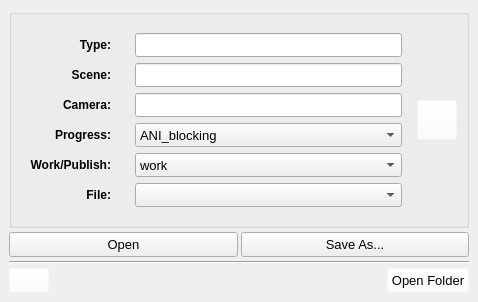
The window that Plugcmds/AnimSceneReader/AnimSceneReader.ui (zclongpop123/RiggingTeamTools) describes before a commit, drawn with Qt 5.
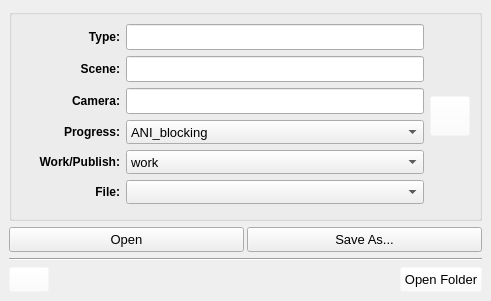
The same window after the commit.

Diff of the .ui file:
```diff
--- a/Plugcmds/AnimSceneReader/AnimSceneReader.ui
+++ b/Plugcmds/AnimSceneReader/AnimSceneReader.ui
@@ -6,18 +6,15 @@
    <rect>
     <x>0</x>
     <y>0</y>
-    <width>478</width>
-    <height>299</height>
+    <width>491</width>
+    <height>301</height>
    </rect>
   </property>
   <property name="windowTitle">
    <string>Anim File Reader</string>
   </property>
   <widget class="QWidget" name="centralwidget">
-   <layout class="QVBoxLayout" name="verticalLayout_3">
-    <property name="spacing">
-     <number>4</number>
-    </property>
+   <layout class="QVBoxLayout" name="verticalLayout">
     <item>
      <widget class="QGroupBox" name="groupBox">
       <property name="title">
@@ -25,8 +22,9 @@
       </property>
       <layout class="QHBoxLayout" name="horizontalLayout">
        <item>
-        <widget class="QWidget" name="widget_2" native="true">
-         <layout class="QVBoxLayout" name="verticalLayout_2">
+        <layout class="QVBoxLayout" name="verticalLayout_3">
+         <item>
+          <layout class="QHBoxLayout" name="horizontalLayout_4" stretch="25,75">
           <item>
            <widget class="QLabel" name="label">
             <property name="minimumSize">
@@ -51,6 +49,31 @@
            </widget>
           </item>
           <item>
+            <widget class="QLineEdit" name="LET_type">
+             <property name="minimumSize">
+              <size>
+               <width>0</width>
+               <height>24</height>
+              </size>
+             </property>
+             <property name="font">
+              <font>
+               <pointsize>11</pointsize>
+              </font>
+             </property>
+             <property name="styleSheet">
+              <string notr="true"/>
+             </property>
+             <property name="text">
+              <string/>
+             </property>
+            </widget>
+           </item>
+          </layout>
+         </item>
+         <item>
+          <layout class="QHBoxLayout" name="horizontalLayout_5" stretch="25,75">
+           <item>
            <widget class="QLabel" name="label_3">
             <property name="minimumSize">
              <size>
@@ -74,6 +97,31 @@
            </widget>
           </item>
           <item>
+            <widget class="QLineEdit" name="LET_scene">
+             <property name="minimumSize">
+              <size>
+               <width>0</width>
+               <height>24</height>
+              </size>
+             </property>
+             <property name="font">
+              <font>
+               <pointsize>11</pointsize>
+              </font>
+             </property>
+             <property name="styleSheet">
+              <string notr="true"/>
+             </property>
+             <property name="text">
+              <string/>
+             </property>
+            </widget>
+           </item>
+          </layout>
+         </item>
+         <item>
+          <layout class="QHBoxLayout" name="horizontalLayout_6" stretch="25,75">
+           <item>
            <widget class="QLabel" name="label_2">
             <property name="minimumSize">
              <size>
@@ -97,123 +145,6 @@
            </widget>
           </item>
           <item>
-           <widget class="QLabel" name="label_5">
-            <property name="minimumSize">
-             <size>
-              <width>0</width>
-              <height>24</height>
-             </size>
-            </property>
-            <property name="font">
-             <font>
-              <pointsize>9</pointsize>
-              <weight>75</weight>
-              <bold>true</bold>
-             </font>
-            </property>
-            <property name="text">
-             <string>Progress:</string>
-            </property>
-            <property name="alignment">
-             <set>Qt::AlignRight|Qt::AlignTrailing|Qt::AlignVCenter</set>
-            </property>
-           </widget>
-          </item>
-          <item>
-           <widget class="QLabel" name="label_6">
-            <property name="minimumSize">
-             <size>
-              <width>0</width>
-              <height>24</height>
-             </size>
-            </property>
-            <property name="font">
-             <font>
-              <pointsize>9</pointsize>
-              <weight>75</weight>
-              <bold>true</bold>
-             </font>
-            </property>
-            <property name="text">
-             <string>Work/Publish:</string>
-            </property>
-            <property name="alignment">
-             <set>Qt::AlignRight|Qt::AlignTrailing|Qt::AlignVCenter</set>
-            </property>
-           </widget>
-          </item>
-          <item>
-           <widget class="QLabel" name="label_4">
-            <property name="minimumSize">
-             <size>
-              <width>0</width>
-              <height>24</height>
-             </size>
-            </property>
-            <property name="font">
-             <font>
-              <pointsize>9</pointsize>
-              <weight>75</weight>
-              <bold>true</bold>
-             </font>
-            </property>
-            <property name="text">
-             <string>File:</string>
-            </property>
-            <property name="alignment">
-             <set>Qt::AlignRight|Qt::AlignTrailing|Qt::AlignVCenter</set>
-            </property>
-           </widget>
-          </item>
-         </layout>
-        </widget>
-       </item>
-       <item>
-        <widget class="QWidget" name="widget" native="true">
-         <layout class="QVBoxLayout" name="verticalLayout">
-          <item>
-           <widget class="QLineEdit" name="LET_type">
-            <property name="minimumSize">
-             <size>
-              <width>0</width>
-              <height>24</height>
-             </size>
-            </property>
-            <property name="font">
-             <font>
-              <pointsize>11</pointsize>
-             </font>
-            </property>
-            <property name="styleSheet">
-             <string notr="true"/>
-            </property>
-            <property name="text">
-             <string/>
-            </property>
-           </widget>
-          </item>
-          <item>
-           <widget class="QLineEdit" name="LET_scene">
-            <property name="minimumSize">
-             <size>
-              <width>0</width>
-              <height>24</height>
-             </size>
-            </property>
-            <property name="font">
-             <font>
-              <pointsize>11</pointsize>
-             </font>
-            </property>
-            <property name="styleSheet">
-             <string notr="true"/>
-            </property>
-            <property name="text">
-             <string/>
-            </property>
-           </widget>
-          </item>
-          <item>
            <widget class="QLineEdit" name="LET_camera">
             <property name="minimumSize">
              <size>
@@ -237,6 +168,33 @@
             </property>
            </widget>
           </item>
+          </layout>
+         </item>
+         <item>
+          <layout class="QHBoxLayout" name="horizontalLayout_7" stretch="25,75">
+           <item>
+            <widget class="QLabel" name="label_5">
+             <property name="minimumSize">
+              <size>
+               <width>0</width>
+               <height>24</height>
+              </size>
+             </property>
+             <property name="font">
+              <font>
+               <pointsize>9</pointsize>
+               <weight>75</weight>
+               <bold>true</bold>
+              </font>
+             </property>
+             <property name="text">
+              <string>Progress:</string>
+             </property>
+             <property name="alignment">
+              <set>Qt::AlignRight|Qt::AlignTrailing|Qt::AlignVCenter</set>
+             </property>
+            </widget>
+           </item>
           <item>
            <widget class="QComboBox" name="LET_progress">
             <property name="minimumSize">
@@ -355,6 +313,33 @@
             </item>
            </widget>
           </item>
+          </layout>
+         </item>
+         <item>
+          <layout class="QHBoxLayout" name="horizontalLayout_8" stretch="25,75">
+           <item>
+            <widget class="QLabel" name="label_6">
+             <property name="minimumSize">
+              <size>
+               <width>0</width>
+               <height>24</height>
+              </size>
+             </property>
+             <property name="font">
+              <font>
+               <pointsize>9</pointsize>
+               <weight>75</weight>
+               <bold>true</bold>
+              </font>
+             </property>
+             <property name="text">
+              <string>Work/Publish:</string>
+             </property>
+             <property name="alignment">
+              <set>Qt::AlignRight|Qt::AlignTrailing|Qt::AlignVCenter</set>
+             </property>
+            </widget>
+           </item>
           <item>
            <widget class="QComboBox" name="LET_workpublish">
             <property name="minimumSize">
@@ -383,6 +368,33 @@
             </item>
            </widget>
           </item>
+          </layout>
+         </item>
+         <item>
+          <layout class="QHBoxLayout" name="horizontalLayout_9" stretch="25,75">
+           <item>
+            <widget class="QLabel" name="label_4">
+             <property name="minimumSize">
+              <size>
+               <width>0</width>
+               <height>24</height>
+              </size>
+             </property>
+             <property name="font">
+              <font>
+               <pointsize>9</pointsize>
+               <weight>75</weight>
+               <bold>true</bold>
+              </font>
+             </property>
+             <property name="text">
+              <string>File:</string>
+             </property>
+             <property name="alignment">
+              <set>Qt::AlignRight|Qt::AlignTrailing|Qt::AlignVCenter</set>
+             </property>
+            </widget>
+           </item>
           <item>
            <widget class="QComboBox" name="CBX_files">
             <property name="minimumSize">
@@ -405,7 +417,8 @@
            </widget>
           </item>
          </layout>
-        </widget>
+         </item>
+        </layout>
        </item>
        <item>
         <widget class="QPushButton" name="btn_SelectPath">
```
Lines whose indentation alone changed are shown as unchanged.
